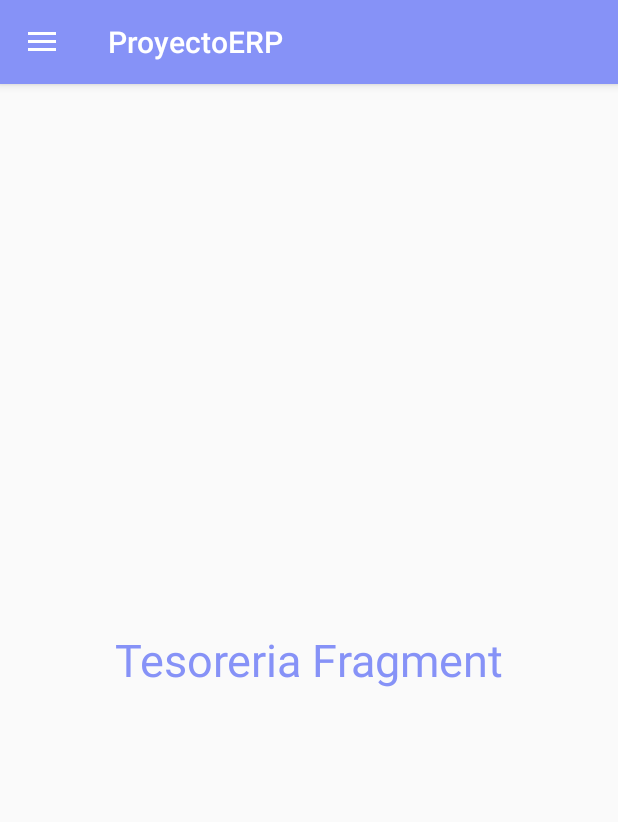
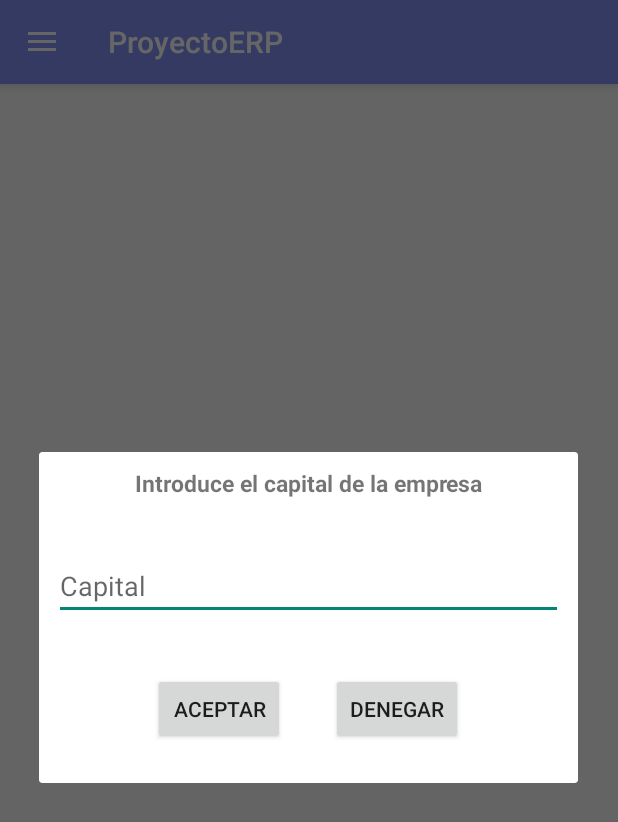
Before and after one commit to Xandre18/Proyectos, an Android app: the fragment TesoreriaFragment placed in its activity, on a phone screen of 412 x 824 dp. Shown: the top 822 px of the screen. Run offline under Robolectric (Android 15) with nearby library versions, the phone set to English and light mode, and no system bars; 1 statement that could not run was skipped.

Commit message:
acualizado el fragment tesoreria

```diff
--- a/ProyectoERP/app/src/main/java/com/example/proyectoerp/DBHandler.java
+++ b/ProyectoERP/app/src/main/java/com/example/proyectoerp/DBHandler.java
@@ -80,6 +80,14 @@ public class DBHandler extends SQLiteOpenHelper {
         db.insert(TABLE_CONT, null, values);
         db.close();
     }
+    public void addFistCont(ContControler contControler){
+        SQLiteDatabase db = this.getWritableDatabase();
+        ContentValues values = new ContentValues();
+        values.put(AMOUNT_COL, 0);
+        values.put(BALANCE_COL, contControler.getBalance());
+        db.insert(TABLE_CONT, null, values);
+        db.close();
+    }
 
     public ArrayList<User> leerUsers(){
        userList = new ArrayList<>();
--- a/ProyectoERP/app/src/main/java/com/example/proyectoerp/Login.java
+++ b/ProyectoERP/app/src/main/java/com/example/proyectoerp/Login.java
@@ -2,7 +2,9 @@ package com.example.proyectoerp;
 
 import androidx.appcompat.app.AppCompatActivity;
 
+import android.content.Context;
 import android.content.Intent;
+import android.content.SharedPreferences;
 import android.os.Bundle;
 import android.view.View;
 import android.widget.EditText;
@@ -22,8 +24,16 @@ public class Login extends AppCompatActivity {
         super.onCreate(savedInstanceState);
         setContentView(R.layout.activity_login);
         dbHandler = new DBHandler(this);
-        dbHandler.addUser(new User("admin", "admin", true));
-        dbHandler.addUser(new User("user", "user", false));
+        SharedPreferences pref = getSharedPreferences("itiUsers", Context.MODE_PRIVATE);
+
+        if(!pref.getBoolean("itiUsers", false)){
+            dbHandler.addUser(new User("admin", "admin", true));
+            dbHandler.addUser(new User("user", "user", false));
+            SharedPreferences.Editor editor = pref.edit();
+            editor.putBoolean("itiUsers", true);
+            editor.commit();
+        }
+
         usersList = dbHandler.leerUsers();
 
         eUserName = findViewById(R.id.editUserName);
--- a/ProyectoERP/app/src/main/java/com/example/proyectoerp/fragment/TesoreriaFragment.java
+++ b/ProyectoERP/app/src/main/java/com/example/proyectoerp/fragment/TesoreriaFragment.java
@@ -1,5 +1,8 @@
 package com.example.proyectoerp.fragment;
 
+import android.app.AlertDialog;
+import android.content.Context;
+import android.content.SharedPreferences;
 import android.os.Bundle;
 
 import androidx.fragment.app.Fragment;
@@ -7,16 +10,57 @@ import androidx.fragment.app.Fragment;
 import android.view.LayoutInflater;
 import android.view.View;
 import android.view.ViewGroup;
+import android.widget.Button;
+import android.widget.EditText;
+import android.widget.Toast;
 
+import com.example.proyectoerp.DBHandler;
 import com.example.proyectoerp.R;
+import com.example.proyectoerp.objects.ContControler;
 
 public class TesoreriaFragment extends Fragment {
 
+    View v;
+    DBHandler handler;
 
     @Override
-    public View onCreateView(LayoutInflater inflater, ViewGroup container,
-                             Bundle savedInstanceState) {
+    public View onCreateView(LayoutInflater inflater, ViewGroup container, Bundle savedInstanceState) {
         // Inflate the layout for this fragment
-        return inflater.inflate(R.layout.fragment_tesoreria, container, false);
+         v = inflater.inflate(R.layout.fragment_tesoreria, container, false);
+
+        SharedPreferences initBalance = getContext().getSharedPreferences("iniBalance", Context.MODE_PRIVATE);
+        if(!initBalance.getBoolean("iniBalance", false)){
+            showDialog();
+            SharedPreferences.Editor editor = initBalance.edit();
+            editor.putBoolean("iniBalance", true);
+            editor.commit();
+        }else
+            Toast.makeText(v.getContext(), "Juan", Toast.LENGTH_SHORT).show();
+        return v;
+    }
+
+    private void showDialog(){
+        AlertDialog.Builder builder = new AlertDialog.Builder(v.getContext());
+        LayoutInflater inflater = getLayoutInflater();
+        View vAux = inflater.inflate(R.layout.alert_dialog_set_balance,null);
+
+        builder.setView(vAux);
+
+        AlertDialog dialog = builder.create();
+        dialog.show();
+
+        Button acept = vAux.findViewById(R.id.btnAcept);
+        EditText balance = vAux.findViewById(R.id.inputBalance);
+        acept.setOnClickListener(new View.OnClickListener() {
+            @Override
+            public void onClick(View v) {
+                handler = new DBHandler(vAux.getContext());
+                int capital = Integer.parseInt(balance.getText().toString());
+                handler.addFistCont(new ContControler(capital));
+                dialog.dismiss();
+            }
+        });
+
+
     }
 }
--- a/ProyectoERP/app/src/main/java/com/example/proyectoerp/objects/ContControler.java
+++ b/ProyectoERP/app/src/main/java/com/example/proyectoerp/objects/ContControler.java
@@ -9,8 +9,8 @@ public class ContControler {
         this.balance = balance;
     }
 
-    public ContControler(int mount) {
-        this.mount = mount;
+    public ContControler(int balance) {
+        this.balance = balance;
     }
 
     public int getId() {
--- /dev/null
+++ b/ProyectoERP/app/src/main/res/layout/alert_dialog_set_balance.xml
@@ -0,0 +1,52 @@
+<?xml version="1.0" encoding="utf-8"?>
+<LinearLayout xmlns:android="http://schemas.android.com/apk/res/android"
+    android:orientation="vertical"
+    android:layout_width="match_parent"
+    android:layout_height="wrap_content"
+    android:padding="10dp">
+
+    <TextView
+        android:layout_width="match_parent"
+        android:layout_height="wrap_content"
+        android:text="Introduce el capital de la empresa"
+        android:textAlignment="center"
+        android:textSize="15dp"
+        android:textStyle="bold"/>
+    <Space
+        android:layout_width="match_parent"
+        android:layout_height="35dp"/>
+    <EditText
+        android:id="@+id/inputBalance"
+        android:layout_width="match_parent"
+        android:layout_height="wrap_content"
+        android:inputType="number"
+        android:hint="Capital"/>
+    <Space
+        android:layout_width="match_parent"
+        android:layout_height="35dp"/>
+
+    <LinearLayout
+        android:layout_width="match_parent"
+        android:layout_height="match_parent"
+        android:orientation="horizontal"
+        android:gravity="center">
+        <Button
+            android:id="@+id/btnAcept"
+            android:layout_width="wrap_content"
+            android:layout_height="wrap_content"
+            android:text="Aceptar"
+            android:layout_marginRight="15dp"/>
+        <Button
+            android:id="@+id/btnDeny"
+            android:layout_width="wrap_content"
+            android:layout_height="wrap_content"
+            android:layout_marginLeft="15dp"
+            android:text="Denegar"/>
+
+    </LinearLayout>
+    <Space
+        android:layout_width="match_parent"
+        android:layout_height="15dp"/>
+
+
+</LinearLayout>
```
